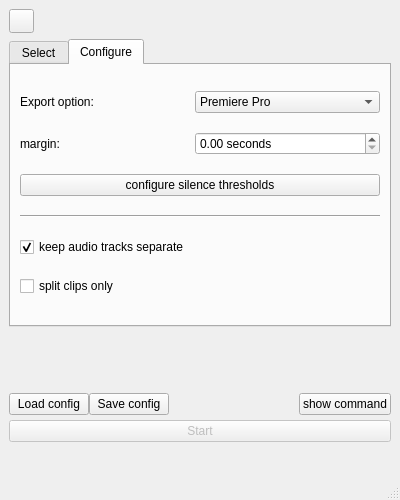
Qt form src/UI/mainWindowUI/batchEditor.ui (fdllrs/batchEditor) before a commit.
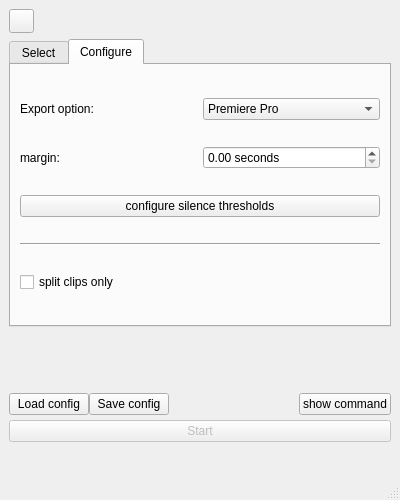
The same form after that commit. The open tabs and pages were chosen to show the change. Icons and pictures are not drawn.

Commit message: remove unused checkbox

What changed in the file:
```diff
--- a/src/UI/mainWindowUI/batchEditor.ui
+++ b/src/UI/mainWindowUI/batchEditor.ui
@@ -212,26 +212,13 @@
        </attribute>
        <layout class="QHBoxLayout" name="horizontalLayout">
         <item>
-         <layout class="QGridLayout" name="optionsGrid" rowstretch="0,0,0,0,0,0" columnstretch="0,0">
+         <layout class="QGridLayout" name="optionsGrid" rowstretch="0,0,0,0,0" columnstretch="0,0">
           <property name="sizeConstraint">
            <enum>QLayout::SizeConstraint::SetDefaultConstraint</enum>
           </property>
           <property name="verticalSpacing">
            <number>2</number>
           </property>
-          <item row="1" column="1">
-           <widget class="QDoubleSpinBox" name="marginSpinbox">
-            <property name="toolTip">
-             <string>control how many seconds of padding are kept around each loud segment. </string>
-            </property>
-            <property name="suffix">
-             <string> seconds</string>
-            </property>
-            <property name="singleStep">
-             <double>0.500000000000000</double>
-            </property>
-           </widget>
-          </item>
           <item row="1" column="0">
            <widget class="QLabel" name="marginLabel">
             <property name="toolTip">
@@ -264,25 +251,6 @@
             </property>
            </widget>
           </item>
-          <item row="2" column="0" colspan="2">
-           <widget class="QPushButton" name="multitrackTuningButton">
-            <property name="enabled">
-             <bool>true</bool>
-            </property>
-            <property name="sizePolicy">
-             <sizepolicy hsizetype="Minimum" vsizetype="Maximum">
-              <horstretch>0</horstretch>
-              <verstretch>0</verstretch>
-             </sizepolicy>
-            </property>
-            <property name="toolTip">
-             <string>&lt;html&gt;&lt;head/&gt;&lt;body&gt;&lt;p&gt;Configure silence detection thresholds for individual audio tracks. The threshold determines the percentage of volume from which auto-editor considers loudness. A 0% threshold means the entire video is loud and no cuts will be made. On the other hand, a 100% threshold means the entire video is considered silent and results in an empty timeline&lt;/p&gt;&lt;/body&gt;&lt;/html&gt;</string>
-            </property>
-            <property name="text">
-             <string>configure silence thresholds</string>
-            </property>
-           </widget>
-          </item>
           <item row="3" column="0" colspan="2">
            <widget class="Line" name="line">
             <property name="orientation">
@@ -290,41 +258,6 @@
             </property>
            </widget>
           </item>
-          <item row="4" column="0">
-           <widget class="QCheckBox" name="separateTracks">
-            <property name="toolTip">
-             <string>Don't merge the audio tracks</string>
-            </property>
-            <property name="text">
-             <string>keep audio tracks separate</string>
-            </property>
-            <property name="checked">
-             <bool>true</bool>
-            </property>
-           </widget>
-          </item>
-          <item row="5" column="0">
-           <widget class="QCheckBox" name="splitOnly">
-            <property name="sizePolicy">
-             <sizepolicy hsizetype="Fixed" vsizetype="Fixed">
-              <horstretch>0</horstretch>
-              <verstretch>0</verstretch>
-             </sizepolicy>
-            </property>
-            <property name="sizeIncrement">
-             <size>
-              <width>0</width>
-              <height>0</height>
-             </size>
-            </property>
-            <property name="toolTip">
-             <string>create a sequence with cuts but don't delete the silent clips</string>
-            </property>
-            <property name="text">
-             <string>split clips only</string>
-            </property>
-           </widget>
-          </item>
           <item row="0" column="1">
            <widget class="QComboBox" name="exportSelector">
             <property name="toolTip">
@@ -362,6 +295,60 @@
             </item>
            </widget>
           </item>
+          <item row="1" column="1">
+           <widget class="QDoubleSpinBox" name="marginSpinbox">
+            <property name="toolTip">
+             <string>control how many seconds of padding are kept around each loud segment. </string>
+            </property>
+            <property name="suffix">
+             <string> seconds</string>
+            </property>
+            <property name="singleStep">
+             <double>0.500000000000000</double>
+            </property>
+           </widget>
+          </item>
+          <item row="2" column="0" colspan="2">
+           <widget class="QPushButton" name="multitrackTuningButton">
+            <property name="enabled">
+             <bool>true</bool>
+            </property>
+            <property name="sizePolicy">
+             <sizepolicy hsizetype="Minimum" vsizetype="Maximum">
+              <horstretch>0</horstretch>
+              <verstretch>0</verstretch>
+             </sizepolicy>
+            </property>
+            <property name="toolTip">
+             <string>&lt;html&gt;&lt;head/&gt;&lt;body&gt;&lt;p&gt;Configure silence detection thresholds for individual audio tracks. The threshold determines the percentage of volume from which auto-editor considers loudness. A 0% threshold means the entire video is loud and no cuts will be made. On the other hand, a 100% threshold means the entire video is considered silent and results in an empty timeline&lt;/p&gt;&lt;/body&gt;&lt;/html&gt;</string>
+            </property>
+            <property name="text">
+             <string>configure silence thresholds</string>
+            </property>
+           </widget>
+          </item>
+          <item row="4" column="0" colspan="2">
+           <widget class="QCheckBox" name="splitOnly">
+            <property name="sizePolicy">
+             <sizepolicy hsizetype="Fixed" vsizetype="Fixed">
+              <horstretch>0</horstretch>
+              <verstretch>0</verstretch>
+             </sizepolicy>
+            </property>
+            <property name="sizeIncrement">
+             <size>
+              <width>0</width>
+              <height>0</height>
+             </size>
+            </property>
+            <property name="toolTip">
+             <string>create a sequence with cuts but don't delete the silent clips</string>
+            </property>
+            <property name="text">
+             <string>split clips only</string>
+            </property>
+           </widget>
+          </item>
          </layout>
         </item>
        </layout>
```
Left out of the diff: 2 changed lines with no effect on the pictures. The commit also changes 2 other files.
